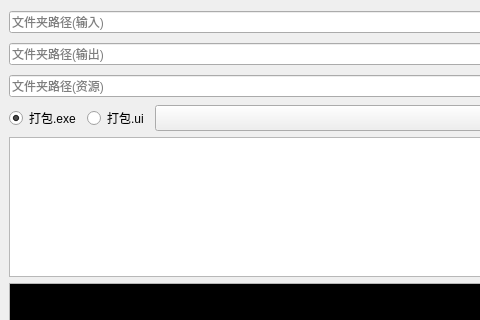
This is src/packer_ui.ui in Neo-513/project-qt as Qt 5 draws it before an edit; both pictures show x 0 to 480 and y 0 to 320 of the 700 by 600 pixel window. The edited form follows.
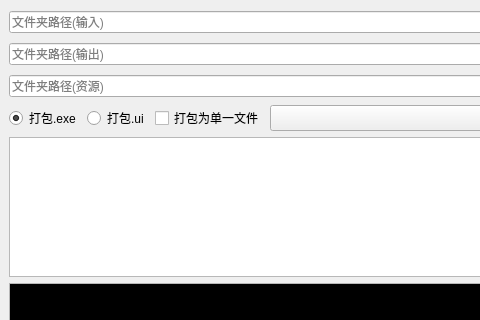
This is the edited form.

```diff
--- a/src/packer_ui.ui
+++ b/src/packer_ui.ui
@@ -61,6 +61,16 @@
           </property>
          </widget>
         </item>
+        <item>
+         <widget class="QCheckBox" name="checkBox">
+          <property name="cursor">
+           <cursorShape>PointingHandCursor</cursorShape>
+          </property>
+          <property name="text">
+           <string>打包为单一文件</string>
+          </property>
+         </widget>
+        </item>
         <item>
          <widget class="QComboBox" name="comboBox">
           <property name="sizePolicy">
```
Left out of the diff: 3 changed lines with no effect on the pictures.
